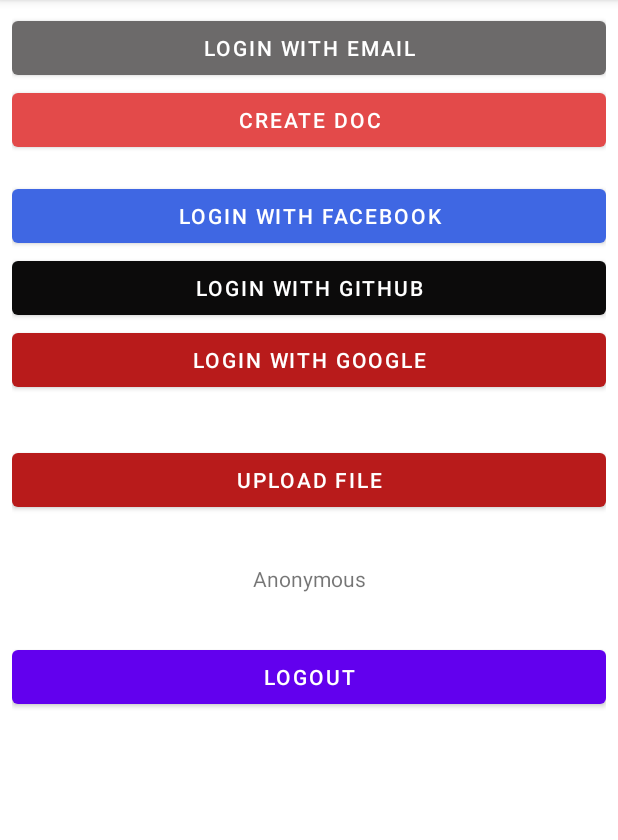
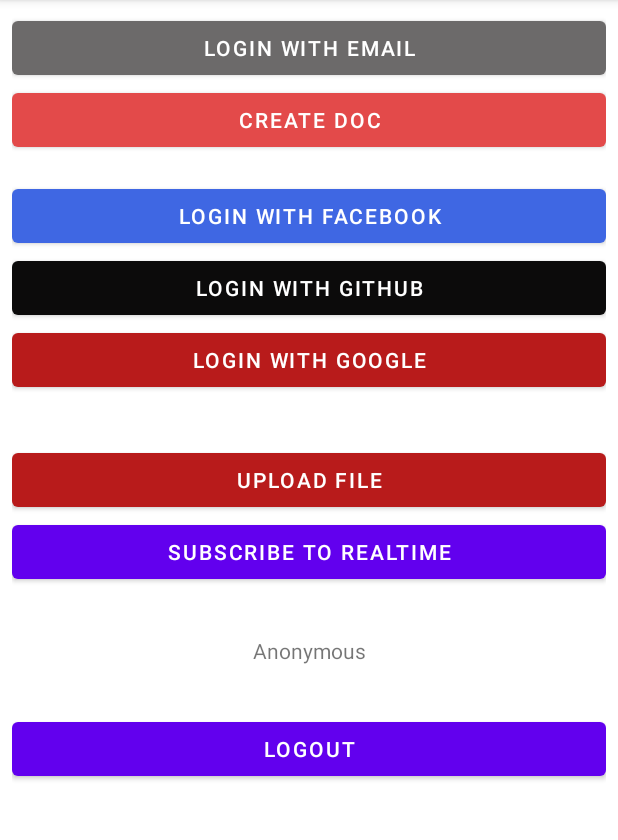
Before and after one commit to appwrite/playground-for-android, an Android app: the screen it shows after launch (MainActivity), on a phone screen of 412 x 824 dp, the part 84-924 px from its top. Run offline under Robolectric (Android 15) with nearby library versions, the phone set to English and light mode, and no system bars; libraries missing offline, so code that uses them is left out: io.appwrite, io.appwrite.exceptions, io.appwrite.extensions, io.appwrite.services; 5 statements that could not run were skipped.

Commit message:
Add realtime to playground

```diff
--- a/app/src/main/java/io/appwrite/playgroundforandroid/MainActivity.kt
+++ b/app/src/main/java/io/appwrite/playgroundforandroid/MainActivity.kt
@@ -3,35 +3,41 @@ package io.appwrite.playgroundforandroid
 import android.Manifest
 import android.content.pm.PackageManager
 import android.net.Uri
-import androidx.appcompat.app.AppCompatActivity
 import android.os.Bundle
 import android.util.Log
 import android.widget.Button
 import android.widget.TextView
+import android.widget.Toast
 import androidx.activity.result.contract.ActivityResultContracts
+import androidx.appcompat.app.AppCompatActivity
 import androidx.core.content.ContextCompat
-import androidx.lifecycle.Observer
 import androidx.lifecycle.ViewModelProvider
-import io.appwrite.playgroundforandroid.R
+import com.google.android.material.snackbar.Snackbar
 
 class MainActivity : AppCompatActivity() {
+
     private lateinit var viewModel: PlaygroundViewModel
+    private var output: TextView? = null
 
-    private val getContent = registerForActivityResult(ActivityResultContracts.GetContent()) { uri: Uri? ->
-        viewModel.uploadFile(uri, this)
-    }
+    private val getContent =
+        registerForActivityResult(ActivityResultContracts.GetContent()) { uri: Uri? ->
+            viewModel.uploadFile(uri, this)
+        }
 
-    private val requestPermissions = registerForActivityResult(ActivityResultContracts.RequestMultiplePermissions()) { permissions ->
-        permissions.entries.forEach {
-            Log.d("DEBUG", "${it.key} = ${it.value}")
+    private val requestPermissions =
+        registerForActivityResult(ActivityResultContracts.RequestMultiplePermissions()) { permissions ->
+            permissions.entries.forEach {
+                Log.d("DEBUG", "${it.key} = ${it.value}")
+            }
         }
-    }
 
     override fun onCreate(savedInstanceState: Bundle?) {
         super.onCreate(savedInstanceState)
         setContentView(R.layout.activity_main)
         viewModel = ViewModelProvider(this).get(PlaygroundViewModel::class.java)
         viewModel.create(this)
+
+        output = findViewById(R.id.textView)
 
         findViewById<Button>(R.id.loginWithEmail).setOnClickListener { view ->
             viewModel.onLogin(this)
@@ -40,13 +46,17 @@ class MainActivity : AppCompatActivity() {
             viewModel.createDoc(this)
         }
         findViewById<Button>(R.id.loginWithFacebook).setOnClickListener { view ->
-            viewModel.onLoginOauth(this,"facebook",this)
+            viewModel.onLoginOauth(this, "facebook", this)
         }
         findViewById<Button>(R.id.loginWithGithub).setOnClickListener { view ->
-            viewModel.onLoginOauth(this,"github",this)
+            viewModel.onLoginOauth(this, "github", this)
         }
         findViewById<Button>(R.id.loginWithGoogle).setOnClickListener { view ->
-            viewModel.onLoginOauth(this,"google",this)
+            viewModel.onLoginOauth(this, "google", this)
+        }
+        findViewById<Button>(R.id.subscribeButton).setOnClickListener { view ->
+            viewModel.subscribe()
+            Toast.makeText(this, R.string.subscribed, Toast.LENGTH_SHORT).show()
         }
         findViewById<Button>(R.id.logoutButton).setOnClickListener { view ->
             viewModel.onLogout(this)
@@ -60,7 +70,7 @@ class MainActivity : AppCompatActivity() {
                 ) == PackageManager.PERMISSION_GRANTED && ContextCompat.checkSelfPermission(
                     this,
                     Manifest.permission.WRITE_EXTERNAL_STORAGE
-                ) == PackageManager.PERMISSION_GRANTED  -> {
+                ) == PackageManager.PERMISSION_GRANTED -> {
                     getContent.launch("image/*")
                 }
                 else -> {
@@ -74,12 +84,15 @@ class MainActivity : AppCompatActivity() {
             }
         }
 
-        viewModel.user.observe(this, Observer {
-            user ->
-            if(user!=null)
-                findViewById<TextView>(R.id.textView).text = user["name"].toString()
-            else
-                findViewById<TextView>(R.id.textView).text = "Anonymous"
-        } )
+        viewModel.user.observe(this) { user ->
+            if (user != null) {
+                output?.text = user["name"].toString()
+            } else {
+                output?.text = "Anonymous"
+            }
+        }
+        viewModel.items.observe(this) {
+            Snackbar.make(window.decorView, "REALTIME EVENT: $it", Snackbar.LENGTH_LONG).show()
+        }
     }
 }
--- a/app/src/main/res/layout/activity_main.xml
+++ b/app/src/main/res/layout/activity_main.xml
@@ -71,6 +71,12 @@
             android:text="Upload File"
             app:backgroundTint="#B81B1B" />
 
+        <Button
+            android:id="@+id/subscribeButton"
+            android:layout_width="match_parent"
+            android:layout_height="wrap_content"
+            android:text="Subscribe to realtime" />
+
         <Space
             android:layout_width="match_parent"
             android:layout_height="32dp" />
--- a/app/src/main/res/values/strings.xml
+++ b/app/src/main/res/values/strings.xml
@@ -1,3 +1,4 @@
 <resources>
     <string name="app_name">Playground For Android</string>
+    <string name="subscribed">Subscribed to realtime! Try adding a document.</string>
 </resources>
```
Also changed, not shown: app/src/main/java/io/appwrite/playgroundforandroid/PlaygroundViewModel.kt (+49 -28 lines).
